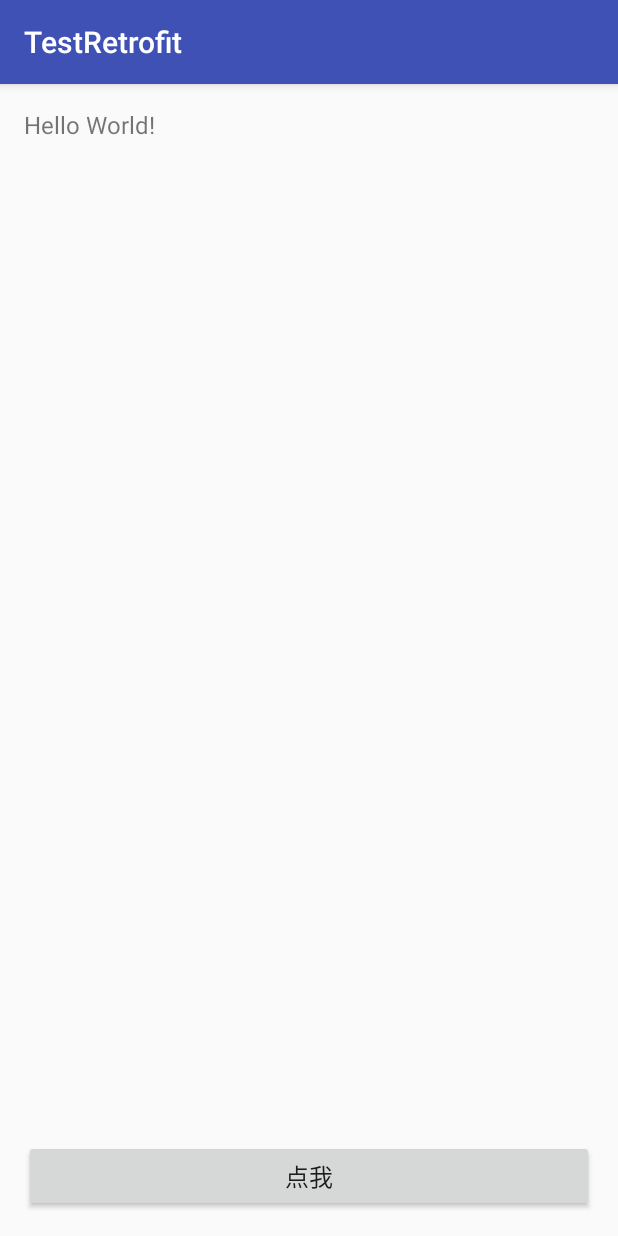
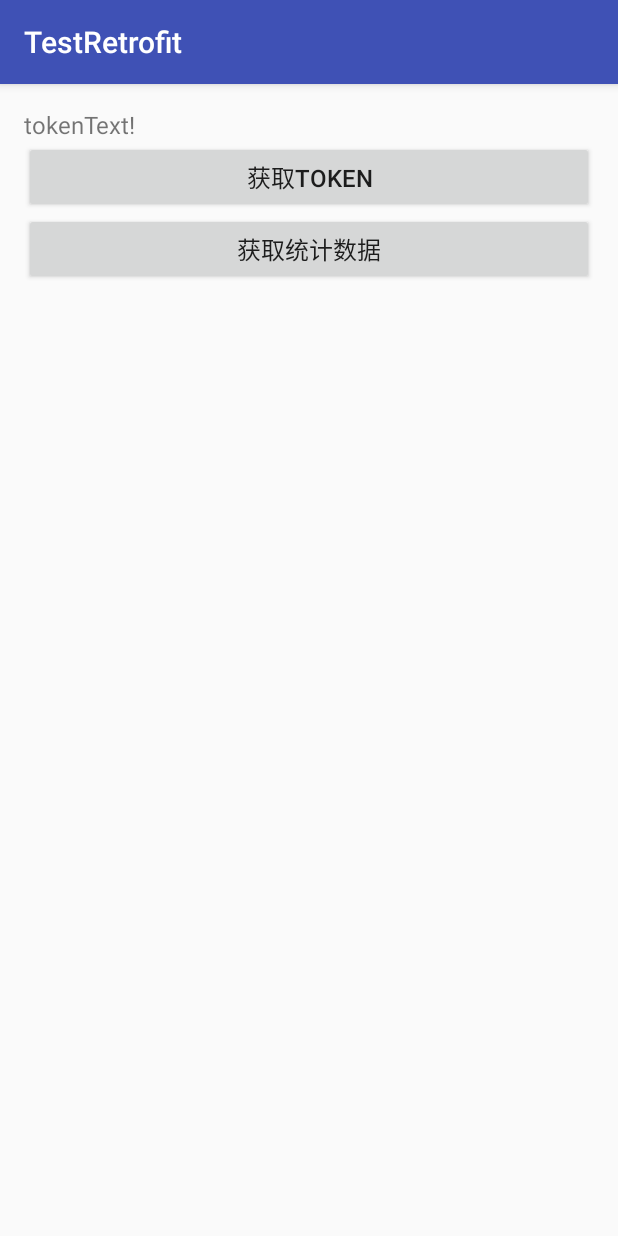
Before and after one commit to ZslNUPT/NoodlesAndroid, an Android app: the screen it shows after launch (MainActivity), on a phone screen of 412 x 824 dp. Run offline under Robolectric (Android 15) with nearby library versions, the phone set to English and light mode, and no system bars; our stand-ins replace ButterKnife.

Commit message:
实现获取面条API的token以及使用token请求“统计数据“接口

```diff
--- a/app/src/main/java/com/njupt/sniper/testretrofit/MainActivity.java
+++ b/app/src/main/java/com/njupt/sniper/testretrofit/MainActivity.java
@@ -2,28 +2,39 @@ package com.njupt.sniper.testretrofit;
 
 import android.os.Bundle;
 import android.support.v7.app.AppCompatActivity;
-import android.widget.Button;
 import android.widget.TextView;
 
-import com.njupt.sniper.testretrofit.entity.Subject;
+import com.njupt.sniper.testretrofit.entity.StaticesEntity;
+import com.njupt.sniper.testretrofit.entity.Token;
 import com.njupt.sniper.testretrofit.http.HttpMethods;
 import com.njupt.sniper.testretrofit.subscribers.ProgressSubscriber;
 import com.njupt.sniper.testretrofit.subscribers.SubscriberOnNextListener;
-
-import java.util.List;
 
 import butterknife.Bind;
 import butterknife.ButterKnife;
 import butterknife.OnClick;
 
-public class MainActivity extends AppCompatActivity implements SubscriberOnNextListener<List<Subject>> {
+public class MainActivity extends AppCompatActivity {
 
-    @Bind(R.id.click_me_BN)
-    Button clickMeBN;
+
     @Bind(R.id.result_TV)
     TextView resultTV;
 
+    private String myToken;
 
+    SubscriberOnNextListener<Token> subscriberOnNextListener = new SubscriberOnNextListener<Token>() {
+        @Override
+        public void onNext(Token token) {
+            myToken=token.access_token;
+            resultTV.setText(token.access_token);
+        }
+    };
+    SubscriberOnNextListener<StaticesEntity> subscriberOnNextListener2 = new SubscriberOnNextListener<StaticesEntity>() {
+        @Override
+        public void onNext(StaticesEntity staticesEntity) {
+            resultTV.setText(staticesEntity.resume_rank.share_title);
+        }
+    };
     @Override
     protected void onCreate(Bundle savedInstanceState) {
         super.onCreate(savedInstanceState);
@@ -31,18 +42,23 @@ public class MainActivity extends AppCompatActivity implements SubscriberOnNextL
         ButterKnife.bind(this);
     }
 
-    @OnClick(R.id.click_me_BN)
+    @OnClick(R.id.get_token)
     public void onClick() {
-        getMovie();
+        getToken();
     }
 
-    //进行网络请求
-    private void getMovie() {
-        HttpMethods.getInstance().getTopMovie(new ProgressSubscriber(this, MainActivity.this), 0, 10);
+    @OnClick(R.id.get_statics)
+    public void onClick2() {
+        getStatics();
     }
 
-    @Override
-    public void onNext(List<Subject> subjects) {
-        resultTV.setText(subjects.toString());
+    //获取token
+    private void getToken() {
+        HttpMethods.getInstance().getToken(new ProgressSubscriber(subscriberOnNextListener, MainActivity.this));
+    }
+
+    //获取统计数据
+    private void getStatics() {
+        HttpMethods.getInstance().getStatics(new ProgressSubscriber(subscriberOnNextListener2, MainActivity.this),myToken);
     }
 }
--- a/app/src/main/java/com/njupt/sniper/testretrofit/subscribers/ProgressSubscriber.java
+++ b/app/src/main/java/com/njupt/sniper/testretrofit/subscribers/ProgressSubscriber.java
@@ -60,7 +60,7 @@ public class ProgressSubscriber<T> extends Subscriber<T> implements ProgressCanc
     @Override
     public void onCompleted() {
         dismissProgressDialog();
-        Toast.makeText(context, "Get Top Movie Completed", Toast.LENGTH_SHORT).show();
+        Toast.makeText(context, "Get Data Completed", Toast.LENGTH_SHORT).show();
     }
 
     /**
--- a/app/src/main/res/layout/activity_main.xml
+++ b/app/src/main/res/layout/activity_main.xml
@@ -9,19 +9,26 @@
     android:paddingTop="@dimen/activity_vertical_margin"
     tools:context=".activity.MainActivity">
 
-    <Button
-        android:id="@+id/click_me_BN"
-        android:layout_width="match_parent"
-        android:layout_height="wrap_content"
-        android:layout_alignParentBottom="true"
-        android:padding="5dp"
-        android:text="点我"
-        android:textSize="16sp"/>
     <TextView
         android:id="@+id/result_TV"
         android:layout_width="match_parent"
-        android:layout_height="match_parent"
-        android:layout_above="@id/click_me_BN"
-        android:text="Hello World!"
+        android:layout_height="wrap_content"
+        android:text="tokenText!"
+        android:textSize="16sp"/>
+    <Button
+        android:id="@+id/get_token"
+        android:layout_width="match_parent"
+        android:layout_height="wrap_content"
+        android:padding="5dp"
+        android:text="获取token"
+        android:layout_below="@+id/result_TV"
+        android:textSize="16sp"/>
+    <Button
+        android:id="@+id/get_statics"
+        android:layout_width="match_parent"
+        android:layout_height="wrap_content"
+        android:padding="5dp"
+        android:text="获取统计数据"
+        android:layout_below="@+id/get_token"
         android:textSize="16sp"/>
 </RelativeLayout>
```
Also changed, not shown: app/src/main/java/com/njupt/sniper/testretrofit/entity/GankBeauty.java (added, +8 -0 lines), app/src/main/java/com/njupt/sniper/testretrofit/entity/GankBeautyResult.java (added, +12 -0 lines), app/src/main/java/com/njupt/sniper/testretrofit/entity/StaticesEntity.java (added, +27 -0 lines), app/src/main/java/com/njupt/sniper/testretrofit/entity/Token.java (added, +12 -0 lines), app/src/main/java/com/njupt/sniper/testretrofit/http/HttpMethods.java (+69 -13 lines), app/src/main/java/com/njupt/sniper/testretrofit/http/MovieService.java (+18 -0 lines), app/src/main/java/com/njupt/sniper/testretrofit/http/NoodlesService.java (deleted, +0 -17 lines).
